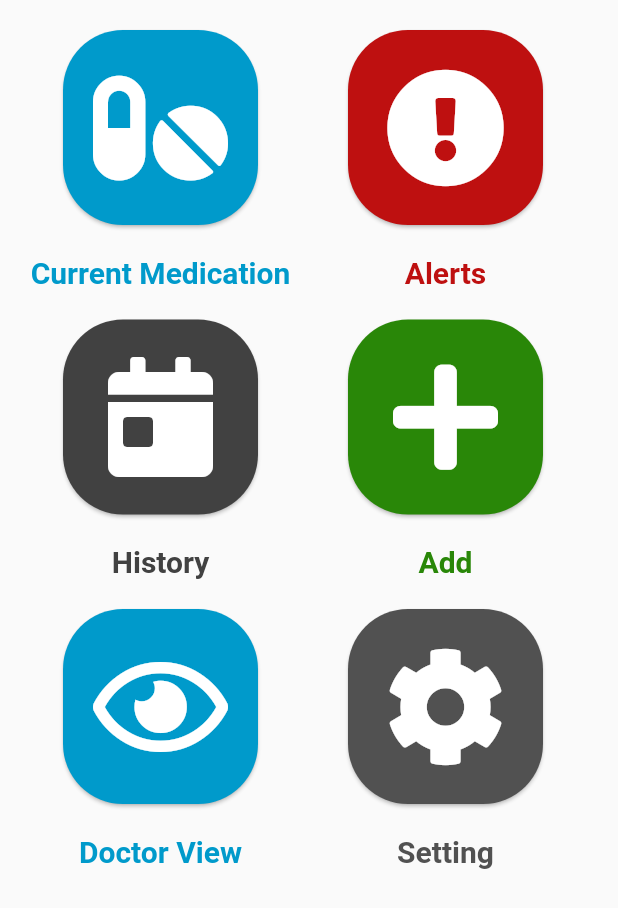
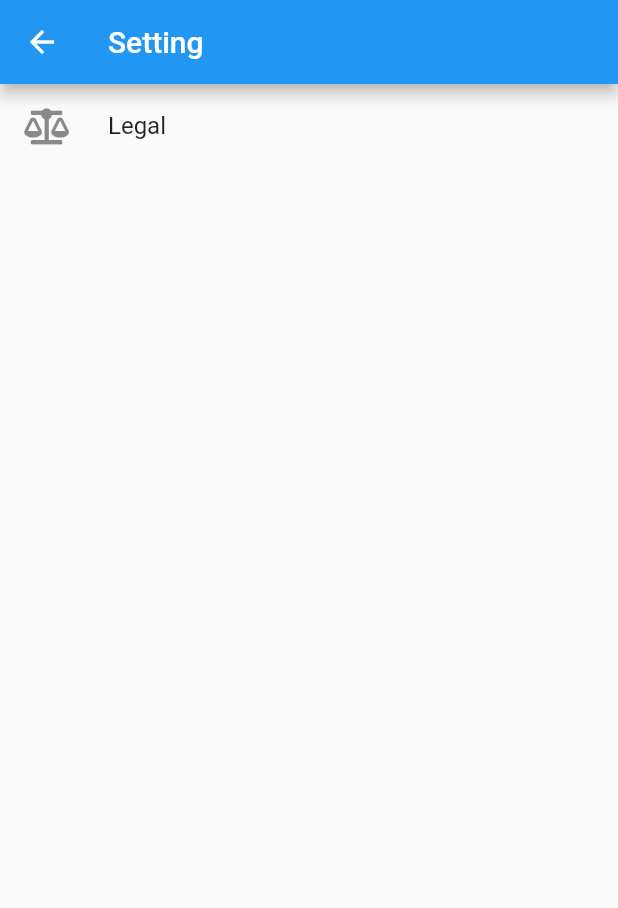
Before and after one commit to moahmmed199898/MedicalReminder, a Flutter app: the HomeButtonsManager widget shown alone on an empty page, opened directly, after a tap on an icon or button, on a phone screen of 412 x 824 dp. Shown: the top 908 px of the screen. Run offline on Flutter 3.47's test engine with Material 2 defaults, Android fonts, the phone set to English and light mode, and no system bars; our stand-ins replace cloud_firestore, firebase_auth, firebase_core, flutter_local_notifications, flutter_native_timezone, flutter_signin_button and 4 more; missing offline and left inert: o_color_picker; accounts and stored records are empty.

Commit message:
Adding legal pages

```diff
--- a/lib/Components/HomeButtons/Home_Buttons_Manager.dart
+++ b/lib/Components/HomeButtons/Home_Buttons_Manager.dart
@@ -42,7 +42,7 @@ class _HomeButtonsManager extends State<HomeButtonsManager>{
               Row(
                 children: [
                   HomeButton("Doctor View", Color.fromRGBO(0, 154, 203, 1), FontAwesomeIcons.eye, ()=>{NotificationSetter.syncDatabaseWithNotifications()}),
-                  HomeButton("Setting", Color.fromRGBO(81, 81, 81, 1), FontAwesomeIcons.cog, ()=>{})
+                  HomeButton("Setting", Color.fromRGBO(81, 81, 81, 1), FontAwesomeIcons.cog, ()=>{Navigator.pushNamed(context, "/Setting")})
                 ],
               )
             ],
--- a/lib/Pages/Alerts_Page.dart
+++ b/lib/Pages/Alerts_Page.dart
@@ -41,7 +41,7 @@ class _AlertsPage extends State<AlertsPage> {
           child: Column(
             children: alerts.map((e) => MedicationCard(
               e.medName,
-              e.lowOnPills ? "You need to refil this medication": "You have forgoten to take this medication",
+              e.lowOnPills ? "You need to refill this medication": "You have forgotten to take this medication",
               e.lowOnPills ? FontAwesomeIcons.prescriptionBottle : FontAwesomeIcons.prescription,
               Colors.white,
               backgroundColor: e.lowOnPills ? Colors.deepOrangeAccent : Colors.red,
--- /dev/null
+++ b/lib/Pages/Setting/Setting_Page.dart
@@ -0,0 +1,21 @@
+import 'package:flutter/material.dart';
+import 'package:font_awesome_flutter/font_awesome_flutter.dart';
+
+class SettingPage extends StatelessWidget {
+  @override
+  Widget build(BuildContext context) {
+    return Scaffold(
+      appBar: AppBar(title: Text("Setting")),
+      body: ListView(
+          children: [
+              ListTile(
+                leading: FaIcon(FontAwesomeIcons.balanceScale),
+                title: Text("Legal"),
+                onTap: ()=>Navigator.pushNamed(context, "/Legal"),
+              )
+          ],
+      ),
+    );
+  }
+
+}
--- a/lib/main.dart
+++ b/lib/main.dart
@@ -4,6 +4,9 @@ import 'package:medical_reminder/Pages/Alerts_Page.dart';
 import 'package:medical_reminder/Pages/Auth_page.dart';
 import 'package:medical_reminder/Pages/Current_Health_Page.dart';
 import 'package:medical_reminder/Pages/Notification/Notification_Yes_Page.dart';
+import 'package:medical_reminder/Pages/Setting/Legal/Legal_Page.dart';
+import 'package:medical_reminder/Pages/Setting/Legal/Privacy_Policy.dart';
+import 'package:medical_reminder/Pages/Setting/Setting_Page.dart';
 import 'Pages/History_Page.dart';
 import 'package:medical_reminder/Pages/Notification/Notification_Page.dart';
 
@@ -20,6 +23,9 @@ void main() => runApp(MaterialApp(
         "/Notification": (context) => NotificationPage(null),
         "/NotificationYes": (context) => NotificationYesPage(null),
         "/History": (context) => HistoryPage(),
-        "/Alerts": (context) => AlertsPage()
+        "/Alerts": (context) => AlertsPage(),
+        "/Setting": (context) => SettingPage(),
+        "/Legal": (context) => LegalPage(),
+        "/PrivacyPolicy": (context) => PrivacyPolicyPage(),
       },
     ));
--- a/pubspec.yaml
+++ b/pubspec.yaml
@@ -34,6 +34,7 @@ dependencies:
   flutter_local_notifications: "3.0.1+2"
   http:
   flutter_native_timezone: "1.0.4"
+  flutter_html: 1.0.2
 
 
   # The following adds the Cupertino Icons font to your application.
```
Also changed, not shown: lib/Pages/Add_Page.dart (+14 -4 lines), lib/Pages/Setting/Legal/Legal_Page.dart (added, +26 -0 lines), lib/Pages/Setting/Legal/Privacy_Policy.dart (added, +11 -0 lines), pubspec.lock.
